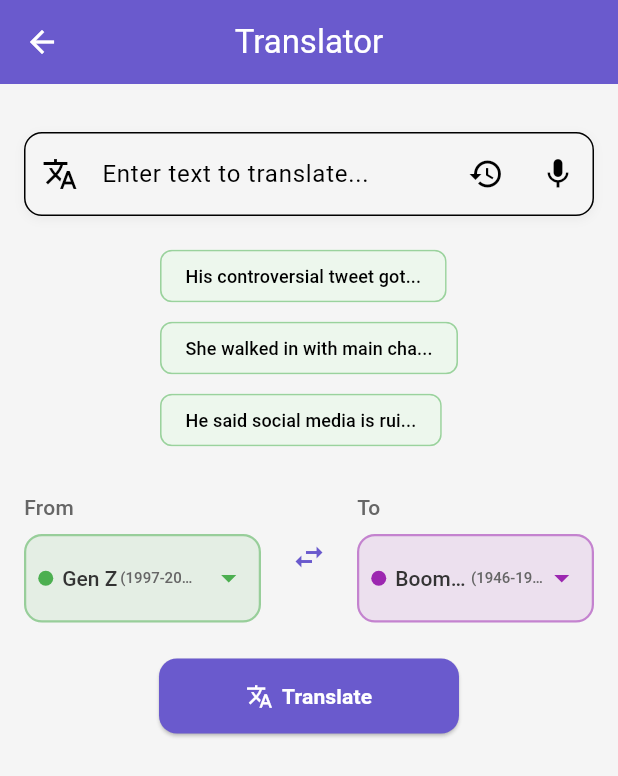
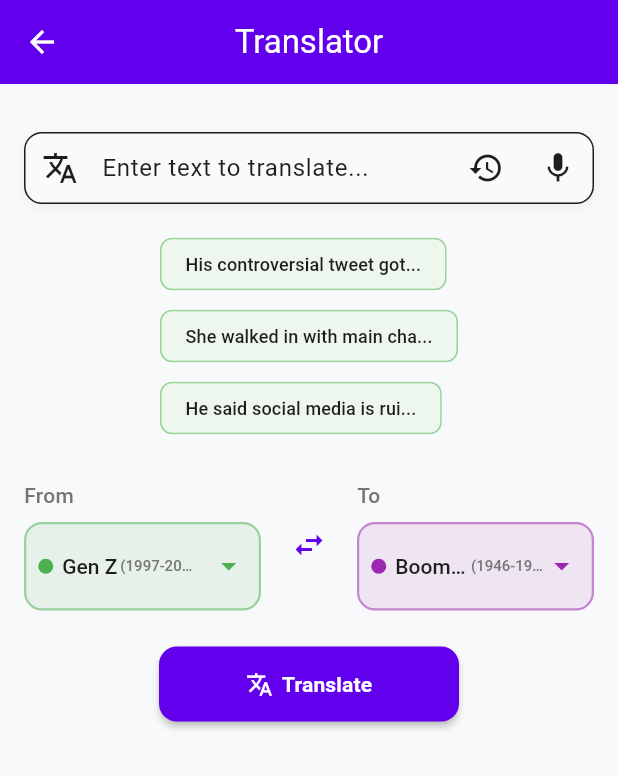
Before and after one commit to bindalkaran/AgeLingo, a Flutter app: the screen it shows after launch, after a tap on "Translator", on a phone screen of 412 x 824 dp. Shown: the top 776 px of the screen. Run offline on Flutter 3.47's test engine with Material 3 defaults, Android fonts, the phone set to English and light mode, and no system bars; our stand-ins replace shared_preferences; project files that could hold a hidden picture were left out.

Commit message:
Major app improvements: Added Gen Alpha tab to dictionary, improved UI/UX, enhanced SEO, added LinkedIn profile, and removed non-functional buttons

```diff
--- a/age_lingo/lib/screens/home_screen.dart
+++ b/age_lingo/lib/screens/home_screen.dart
@@ -215,14 +215,6 @@
                   ),
                 ),
                 const SizedBox(height: 8),
-                const Text(
-                  'Developed by Karan Bindal',
-                  style: TextStyle(
-                    fontSize: 12,
-                    fontStyle: FontStyle.italic,
-                    color: AppTheme.textSecondaryColor,
-                  ),
-                ),
               ],
             ),
           ),
--- a/age_lingo/lib/utils/app_theme.dart
+++ b/age_lingo/lib/utils/app_theme.dart
@@ -1,46 +1,51 @@
 import 'package:flutter/material.dart';
 
 class AppTheme {
-  // App Colors
-  static const Color primaryColor = Color(0xFF6A5ACD); // Purple/Indigo
-  static const Color secondaryColor = Color(0xFF87CEEB); // Light Blue
-  static const Color accentColor = Color(0xFFFFB6C1); // Light Pink
-  static const Color backgroundColor = Color(0xFFF5F5F5); // Light Grey/Off-White
-  static const Color textPrimaryColor = Color(0xFF333333); // Dark Gray
-  static const Color textSecondaryColor = Color(0xFF666666); // Medium Gray
+  // App Colors - Enhanced with more modern palette
+  static const Color primaryColor = Color(0xFF6200EE); // Deep Purple
+  static const Color secondaryColor = Color(0xFF03DAC6); // Teal
+  static const Color accentColor = Color(0xFFFF4081); // Pink
+  static const Color backgroundColor = Color(0xFFF8F9FA); // Light Grey/Off-White
+  static const Color textPrimaryColor = Color(0xFF1D1D1D); // Nearly Black
+  static const Color textSecondaryColor = Color(0xFF757575); // Medium Gray
 
-  // Dark Theme Colors
-  static const Color darkPrimaryColor = Color(0xFF6A5ACD);
-  static const Color darkSecondaryColor = Color(0xFF4682B4); // Darker Blue
-  static const Color darkAccentColor = Color(0xFFFF6B81); // Darker Pink
+  // Dark Theme Colors - Enhanced for better contrast
+  static const Color darkPrimaryColor = Color(0xFFBB86FC); // Light Purple
+  static const Color darkSecondaryColor = Color(0xFF03DAC6); // Teal
+  static const Color darkAccentColor = Color(0xFFCF6679); // Dark Pink
   static const Color darkBackgroundColor = Color(0xFF121212); // Dark Background
-  static const Color darkTextPrimaryColor = Color(0xFFEEEEEE); // Light Gray
-  static const Color darkTextSecondaryColor = Color(0xFFAAAAAA); // Medium Light Gray
+  static const Color darkTextPrimaryColor = Color(0xFFFFFFFF); // Pure White
+  static const Color darkTextSecondaryColor = Color(0xFFB3B3B3); // Light Gray
 
-  // Generation Colors
-  static const Color boomersColor = Color(0xFF87CEFA); // Light Sky Blue
-  static const Color genXColor = Color(0xFFDA70D6); // Orchid
-  static const Color millennialsColor = Color(0xFF90EE90); // Light Green
-  static const Color genZColor = Color(0xFFFFB6C1); // Light Pink
-  static const Color genAlphaColor = Color(0xFFFF6347); // Tomato Red
+  // Generation Colors - Enhanced for better visibility
+  static const Color boomersColor = Color(0xFF3949AB); // Indigo
+  static const Color genXColor = Color(0xFF9C27B0); // Purple
+  static const Color millennialsColor = Color(0xFF00897B); // Teal
+  static const Color genZColor = Color(0xFFE91E63); // Pink
+  static const Color genAlphaColor = Color(0xFFFF6D00); // Orange
 
-  // Text Styles
+  // Text Styles - Enhanced typography
   static const TextStyle headingStyle = TextStyle(
     fontSize: 24,
     fontWeight: FontWeight.bold,
+    letterSpacing: -0.5,
   );
 
   static const TextStyle subheadingStyle = TextStyle(
     fontSize: 18,
     fontWeight: FontWeight.w600,
+    letterSpacing: 0.15,
   );
 
   static const TextStyle bodyStyle = TextStyle(
     fontSize: 16,
+    letterSpacing: 0.5,
+    height: 1.5,
   );
 
   static const TextStyle captionStyle = TextStyle(
     fontSize: 14,
+    letterSpacing: 0.25,
     color: textSecondaryColor,
   );
 
@@ -52,11 +57,14 @@
       primary: primaryColor,
       secondary: secondaryColor,
       background: backgroundColor,
+      surface: Colors.white,
+      onSurface: textPrimaryColor,
     ),
     appBarTheme: const AppBarTheme(
       backgroundColor: primaryColor,
       foregroundColor: Colors.white,
       elevation: 0,
+      centerTitle: true,
     ),
     elevatedButtonTheme: ElevatedButtonThemeData(
       style: ElevatedButton.styleFrom(
@@ -66,6 +74,7 @@
         shape: RoundedRectangleBorder(
           borderRadius: BorderRadius.circular(12),
         ),
+        elevation: 2,
       ),
     ),
     cardTheme: CardTheme(
@@ -74,21 +83,33 @@
       shape: RoundedRectangleBorder(
         borderRadius: BorderRadius.circular(12),
       ),
+      shadowColor: Colors.black.withOpacity(0.1),
     ),
     inputDecorationTheme: InputDecorationTheme(
       border: OutlineInputBorder(
         borderRadius: BorderRadius.circular(12),
+        borderSide: const BorderSide(color: Colors.grey, width: 1),
       ),
       focusedBorder: OutlineInputBorder(
         borderRadius: BorderRadius.circular(12),
         borderSide: const BorderSide(color: primaryColor, width: 2),
       ),
+      filled: true,
+      fillColor: Colors.grey.shade50,
+      contentPadding: const EdgeInsets.symmetric(horizontal: 16, vertical: 12),
     ),
     textTheme: const TextTheme(
       displayLarge: headingStyle,
       displayMedium: subheadingStyle,
       bodyLarge: bodyStyle,
       bodySmall: captionStyle,
+    ),
+    bottomNavigationBarTheme: const BottomNavigationBarThemeData(
+      backgroundColor: Colors.white,
+      selectedItemColor: primaryColor,
+      unselectedItemColor: Colors.grey,
+      type: BottomNavigationBarType.fixed,
+      elevation: 8,
     ),
   );
 
@@ -100,43 +121,59 @@
       primary: darkPrimaryColor,
       secondary: darkSecondaryColor,
       background: darkBackgroundColor,
+      surface: const Color(0xFF1E1E1E),
+      onSurface: darkTextPrimaryColor,
     ),
     appBarTheme: const AppBarTheme(
-      backgroundColor: darkPrimaryColor,
+      backgroundColor: Color(0xFF2D2D2D),
       foregroundColor: Colors.white,
       elevation: 0,
+      centerTitle: true,
     ),
     elevatedButtonTheme: ElevatedButtonThemeData(
       style: ElevatedButton.styleFrom(
         backgroundColor: darkPrimaryColor,
-        foregroundColor: Colors.white,
+        foregroundColor: Colors.black,
         padding: const EdgeInsets.symmetric(horizontal: 16, vertical: 12),
         shape: RoundedRectangleBorder(
           borderRadius: BorderRadius.circular(12),
         ),
+        elevation: 2,
       ),
     ),
     cardTheme: CardTheme(
-      color: const Color(0xFF1E1E1E),
-      elevation: 2,
+      color: const Color(0xFF2D2D2D),
+      elevation: 4,
       shape: RoundedRectangleBorder(
         borderRadius: BorderRadius.circular(12),
       ),
+      shadowColor: Colors.black.withOpacity(0.3),
     ),
     inputDecorationTheme: InputDecorationTheme(
       border: OutlineInputBorder(
         borderRadius: BorderRadius.circular(12),
+        borderSide: BorderSide(color: Colors.grey.shade700, width: 1),
       ),
       focusedBorder: OutlineInputBorder(
         borderRadius: BorderRadius.circular(12),
         borderSide: const BorderSide(color: darkPrimaryColor, width: 2),
       ),
+      filled: true,
+      fillColor: const Color(0xFF3D3D3D),
+      contentPadding: const EdgeInsets.symmetric(horizontal: 16, vertical: 12),
     ),
     textTheme: TextTheme(
       displayLarge: headingStyle.copyWith(color: darkTextPrimaryColor),
       displayMedium: subheadingStyle.copyWith(color: darkTextPrimaryColor),
       bodyLarge: bodyStyle.copyWith(color: darkTextPrimaryColor),
       bodySmall: captionStyle.copyWith(color: darkTextSecondaryColor),
+    ),
+    bottomNavigationBarTheme: BottomNavigationBarThemeData(
+      backgroundColor: const Color(0xFF2D2D2D),
+      selectedItemColor: darkPrimaryColor,
+      unselectedItemColor: Colors.grey.shade500,
+      type: BottomNavigationBarType.fixed,
+      elevation: 8,
     ),
   );
 }
```
Also changed, not shown: age_lingo/lib/screens/settings_screen.dart (+11 -52 lines), 2 other files.
